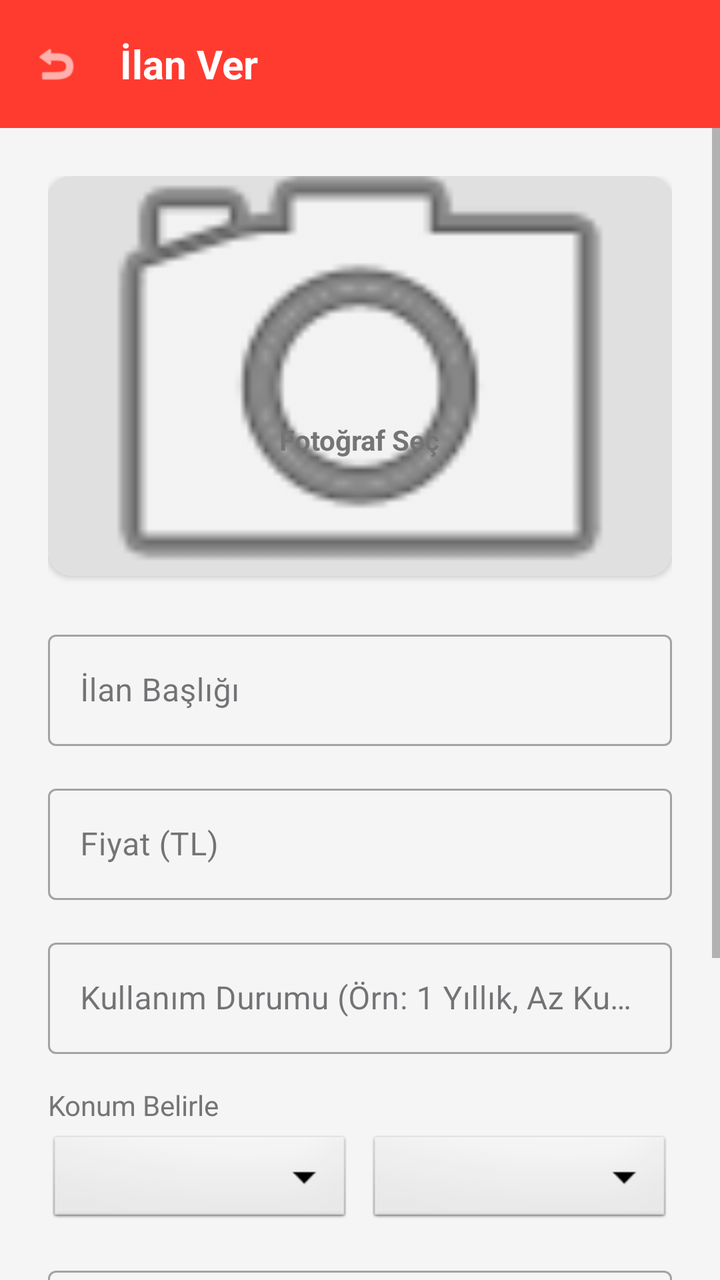
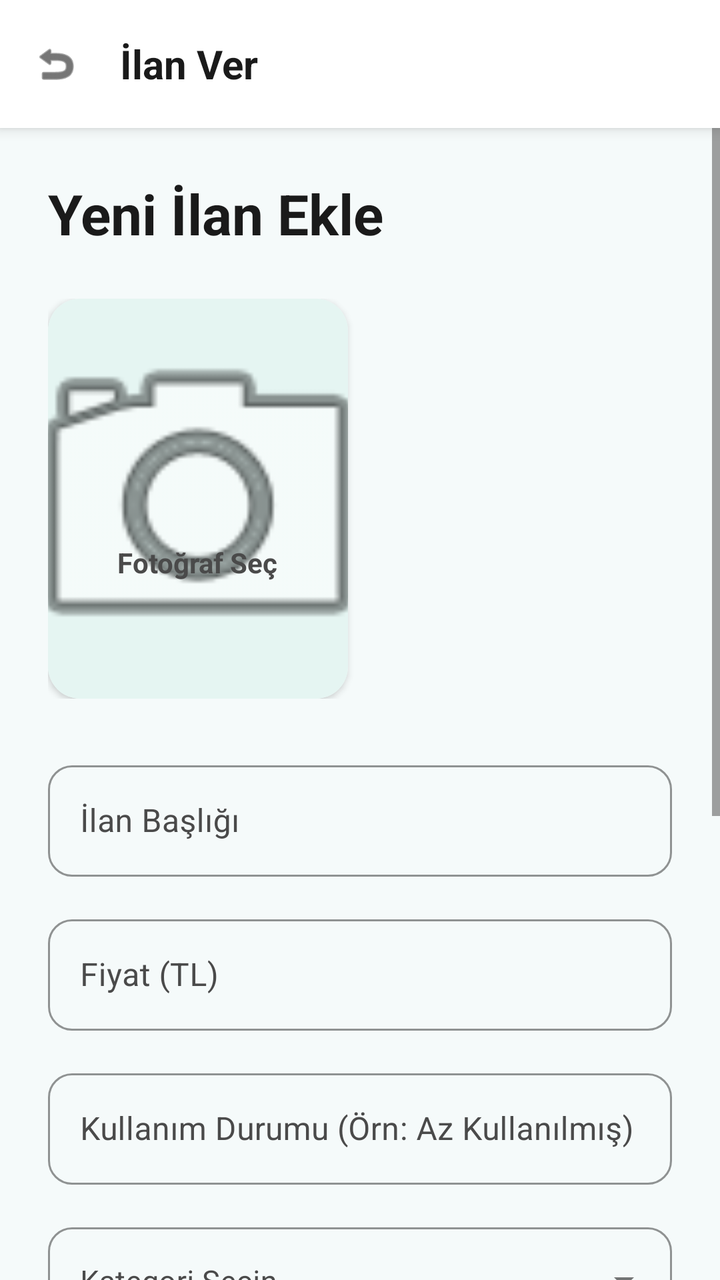

Compare the two renders of this Android layout. The source of the first and the diff that turns it into the second are given below.
<!-- AndroidManifest.xml: application theme Theme.EskiEsyaSatis -->
<!-- res/layout/activity_add_listing.xml -->
<?xml version="1.0" encoding="utf-8"?>
<LinearLayout xmlns:android="http://schemas.android.com/apk/res/android"
    xmlns:app="http://schemas.android.com/apk/res-auto"
    android:layout_width="match_parent"
    android:layout_height="match_parent"
    android:orientation="vertical"
    android:fitsSystemWindows="true"
    android:background="@color/backgroundColor">

    <LinearLayout
        android:layout_width="match_parent"
        android:layout_height="?attr/actionBarSize"
        android:background="?attr/colorPrimary"
        android:orientation="horizontal"
        android:gravity="center_vertical"
        android:padding="4dp">

        <ImageView
            android:id="@+id/btnBackAddListing"
            android:layout_width="48dp"
            android:layout_height="48dp"
            android:src="@android:drawable/ic_menu_revert"
            android:padding="12dp"
            android:background="?attr/selectableItemBackgroundBorderless"
            android:clickable="true"
            android:focusable="true"
            android:contentDescription="Geri"
            app:tint="@color/white" />

        <TextView
            android:layout_width="wrap_content"
            android:layout_height="wrap_content"
            android:text="İlan Ver"
            android:textColor="@color/white"
            android:textSize="20sp"
            android:textStyle="bold"
            android:layout_marginStart="8dp" />
    </LinearLayout>

    <ScrollView
        android:layout_width="match_parent"
        android:layout_height="match_parent"
        android:fillViewport="true">

        <LinearLayout
            android:layout_width="match_parent"
            android:layout_height="wrap_content"
            android:orientation="vertical"
            android:padding="24dp">

    <androidx.cardview.widget.CardView
        android:layout_width="match_parent"
        android:layout_height="200dp"
        app:cardCornerRadius="12dp"
        app:cardElevation="2dp"
        android:layout_marginBottom="24dp">

        <ImageView
            android:id="@+id/ivListingImage"
            android:layout_width="match_parent"
            android:layout_height="match_parent"
            android:scaleType="centerCrop"
            android:src="@android:drawable/ic_menu_camera"
            android:background="#E0E0E0" />
            
        <TextView
            android:id="@+id/tvAddPhoto"
            android:layout_width="wrap_content"
            android:layout_height="wrap_content"
            android:layout_gravity="center"
            android:layout_marginTop="32dp"
            android:text="Fotoğraf Seç"
            android:textColor="@color/textColorSecondary"
            android:textStyle="bold" />
    </androidx.cardview.widget.CardView>

    <com.google.android.material.textfield.TextInputLayout
        android:layout_width="match_parent"
        android:layout_height="wrap_content"
        android:layout_marginBottom="16dp"
        style="@style/Widget.MaterialComponents.TextInputLayout.OutlinedBox">

        <com.google.android.material.textfield.TextInputEditText
            android:id="@+id/etTitle"
            android:layout_width="match_parent"
            android:layout_height="wrap_content"
            android:hint="İlan Başlığı"
            android:inputType="text" />
    </com.google.android.material.textfield.TextInputLayout>

    <com.google.android.material.textfield.TextInputLayout
        android:layout_width="match_parent"
        android:layout_height="wrap_content"
        android:layout_marginBottom="16dp"
        style="@style/Widget.MaterialComponents.TextInputLayout.OutlinedBox">

        <com.google.android.material.textfield.TextInputEditText
            android:id="@+id/etPrice"
            android:layout_width="match_parent"
            android:layout_height="wrap_content"
            android:hint="Fiyat (TL)"
            android:inputType="numberDecimal" />
    </com.google.android.material.textfield.TextInputLayout>

    <com.google.android.material.textfield.TextInputLayout
        android:layout_width="match_parent"
        android:layout_height="wrap_content"
        android:layout_marginBottom="16dp"
        style="@style/Widget.MaterialComponents.TextInputLayout.OutlinedBox">

        <com.google.android.material.textfield.TextInputEditText
            android:id="@+id/etItemAge"
            android:layout_width="match_parent"
            android:layout_height="wrap_content"
            android:hint="Kullanım Durumu (Örn: 1 Yıllık, Az Kullanılmış)"
            android:inputType="text" />
    </com.google.android.material.textfield.TextInputLayout>

    <TextView
        android:layout_width="match_parent"
        android:layout_height="wrap_content"
        android:text="Konum Belirle"
        android:textSize="14sp"
        android:layout_marginBottom="4dp"
        android:textColor="@color/textColorSecondary" />

    <LinearLayout
        android:layout_width="match_parent"
        android:layout_height="wrap_content"
        android:orientation="horizontal"
        android:layout_marginBottom="16dp">

        <Spinner
            android:id="@+id/spinnerCity"
            android:layout_width="0dp"
            android:layout_weight="1"
            android:layout_height="48dp"
            android:background="@android:drawable/btn_dropdown"
            android:layout_marginEnd="8dp"/>

        <Spinner
            android:id="@+id/spinnerDistrict"
            android:layout_width="0dp"
            android:layout_weight="1"
            android:layout_height="48dp"
            android:background="@android:drawable/btn_dropdown"/>
    </LinearLayout>

    <com.google.android.material.textfield.TextInputLayout
        android:layout_width="match_parent"
        android:layout_height="wrap_content"
        android:layout_marginBottom="24dp"
        style="@style/Widget.MaterialComponents.TextInputLayout.OutlinedBox">

        <com.google.android.material.textfield.TextInputEditText
            android:id="@+id/etDescription"
            android:layout_width="match_parent"
            android:layout_height="120dp"
            android:gravity="top|start"
            android:hint="Açıklama"
            android:inputType="textMultiLine"
            android:lines="4" />
    </com.google.android.material.textfield.TextInputLayout>

    <com.google.android.material.button.MaterialButton
        android:id="@+id/btnPostListing"
        android:layout_width="match_parent"
        android:layout_height="60dp"
        android:text="İLANI PAYLAŞ"
        android:backgroundTint="@color/primaryColor"
        app:cornerRadius="8dp" />

        </LinearLayout>
    </ScrollView>
</LinearLayout>
<!-- resources referenced by this layout -->
<resources>
  <color name="backgroundColor">#F5F5F5</color>
  <color name="primaryColor">#FF3B30</color>
  <color name="textColorSecondary">#757575</color>
  <color name="white">#FFFFFFFF</color>
  <style name="Theme.EskiEsyaSatis" parent="Base.Theme.EskiEsyaSatis" />
  <style name="Base.Theme.EskiEsyaSatis" parent="Theme.Material3.DayNight.NoActionBar">
          
          <item name="colorPrimary">@color/primaryColor</item>
          <item name="colorPrimaryDark">@color/primaryDarkColor</item>
          <item name="colorOnPrimary">@color/white</item>
          <item name="android:windowBackground">@color/backgroundColor</item>
          <item name="android:textColorPrimary">@color/textColorPrimary</item>
          <item name="android:textColorSecondary">@color/textColorSecondary</item>
      </style>
  <color name="primaryDarkColor">#C32C23</color>
  <color name="textColorPrimary">#212121</color>
</resources>

<!-- the commit's change to res/layout/activity_add_listing.xml (unified diff, before → after) -->
@@ -10,7 +10,8 @@
     <LinearLayout
         android:layout_width="match_parent"
         android:layout_height="?attr/actionBarSize"
-        android:background="?attr/colorPrimary"
+        android:background="@color/white"
+        android:elevation="4dp"
         android:orientation="horizontal"
         android:gravity="center_vertical"
         android:padding="4dp">
@@ -25,13 +26,13 @@
             android:clickable="true"
             android:focusable="true"
             android:contentDescription="Geri"
-            app:tint="@color/white" />
+            app:tint="@color/textColorPrimary" />
 
         <TextView
             android:layout_width="wrap_content"
             android:layout_height="wrap_content"
             android:text="İlan Ver"
-            android:textColor="@color/white"
+            android:textColor="@color/textColorPrimary"
             android:textSize="20sp"
             android:textStyle="bold"
             android:layout_marginStart="8dp" />
@@ -48,127 +49,246 @@
             android:orientation="vertical"
             android:padding="24dp">
 
-    <androidx.cardview.widget.CardView
-        android:layout_width="match_parent"
-        android:layout_height="200dp"
-        app:cardCornerRadius="12dp"
-        app:cardElevation="2dp"
-        android:layout_marginBottom="24dp">
-
-        <ImageView
-            android:id="@+id/ivListingImage"
-            android:layout_width="match_parent"
-            android:layout_height="match_parent"
-            android:scaleType="centerCrop"
-            android:src="@android:drawable/ic_menu_camera"
-            android:background="#E0E0E0" />
-            
-        <TextView
-            android:id="@+id/tvAddPhoto"
-            android:layout_width="wrap_content"
-            android:layout_height="wrap_content"
-            android:layout_gravity="center"
-            android:layout_marginTop="32dp"
-            android:text="Fotoğraf Seç"
-            android:textColor="@color/textColorSecondary"
-            android:textStyle="bold" />
-    </androidx.cardview.widget.CardView>
-
-    <com.google.android.material.textfield.TextInputLayout
-        android:layout_width="match_parent"
-        android:layout_height="wrap_content"
-        android:layout_marginBottom="16dp"
-        style="@style/Widget.MaterialComponents.TextInputLayout.OutlinedBox">
-
-        <com.google.android.material.textfield.TextInputEditText
-            android:id="@+id/etTitle"
-            android:layout_width="match_parent"
-            android:layout_height="wrap_content"
-            android:hint="İlan Başlığı"
-            android:inputType="text" />
-    </com.google.android.material.textfield.TextInputLayout>
-
-    <com.google.android.material.textfield.TextInputLayout
-        android:layout_width="match_parent"
-        android:layout_height="wrap_content"
-        android:layout_marginBottom="16dp"
-        style="@style/Widget.MaterialComponents.TextInputLayout.OutlinedBox">
-
-        <com.google.android.material.textfield.TextInputEditText
-            android:id="@+id/etPrice"
-            android:layout_width="match_parent"
-            android:layout_height="wrap_content"
-            android:hint="Fiyat (TL)"
-            android:inputType="numberDecimal" />
-    </com.google.android.material.textfield.TextInputLayout>
-
-    <com.google.android.material.textfield.TextInputLayout
-        android:layout_width="match_parent"
-        android:layout_height="wrap_content"
-        android:layout_marginBottom="16dp"
-        style="@style/Widget.MaterialComponents.TextInputLayout.OutlinedBox">
-
-        <com.google.android.material.textfield.TextInputEditText
-            android:id="@+id/etItemAge"
-            android:layout_width="match_parent"
-            android:layout_height="wrap_content"
-            android:hint="Kullanım Durumu (Örn: 1 Yıllık, Az Kullanılmış)"
-            android:inputType="text" />
-    </com.google.android.material.textfield.TextInputLayout>
-
-    <TextView
-        android:layout_width="match_parent"
-        android:layout_height="wrap_content"
-        android:text="Konum Belirle"
-        android:textSize="14sp"
-        android:layout_marginBottom="4dp"
-        android:textColor="@color/textColorSecondary" />
-
-    <LinearLayout
-        android:layout_width="match_parent"
-        android:layout_height="wrap_content"
-        android:orientation="horizontal"
-        android:layout_marginBottom="16dp">
-
-        <Spinner
-            android:id="@+id/spinnerCity"
-            android:layout_width="0dp"
-            android:layout_weight="1"
-            android:layout_height="48dp"
-            android:background="@android:drawable/btn_dropdown"
-            android:layout_marginEnd="8dp"/>
-
-        <Spinner
-            android:id="@+id/spinnerDistrict"
-            android:layout_width="0dp"
-            android:layout_weight="1"
-            android:layout_height="48dp"
-            android:background="@android:drawable/btn_dropdown"/>
-    </LinearLayout>
-
-    <com.google.android.material.textfield.TextInputLayout
-        android:layout_width="match_parent"
-        android:layout_height="wrap_content"
-        android:layout_marginBottom="24dp"
-        style="@style/Widget.MaterialComponents.TextInputLayout.OutlinedBox">
-
-        <com.google.android.material.textfield.TextInputEditText
-            android:id="@+id/etDescription"
-            android:layout_width="match_parent"
-            android:layout_height="120dp"
-            android:gravity="top|start"
-            android:hint="Açıklama"
-            android:inputType="textMultiLine"
-            android:lines="4" />
-    </com.google.android.material.textfield.TextInputLayout>
-
-    <com.google.android.material.button.MaterialButton
-        android:id="@+id/btnPostListing"
-        android:layout_width="match_parent"
-        android:layout_height="60dp"
-        android:text="İLANI PAYLAŞ"
-        android:backgroundTint="@color/primaryColor"
-        app:cornerRadius="8dp" />
+            <TextView
+                android:layout_width="wrap_content"
+                android:layout_height="wrap_content"
+                android:text="Yeni İlan Ekle"
+                android:textSize="28sp"
+                android:textStyle="bold"
+                android:textColor="@color/textColorPrimary"
+                android:layout_marginBottom="24dp" />
+
+            <HorizontalScrollView
+                android:layout_width="match_parent"
+                android:layout_height="wrap_content"
+                android:scrollbars="none"
+                android:layout_marginBottom="24dp">
+                
+                <LinearLayout
+                    android:id="@+id/layoutPhotoContainer"
+                    android:layout_width="wrap_content"
+                    android:layout_height="wrap_content"
+                    android:orientation="horizontal"
+                    android:paddingBottom="4dp">
+
+                    <androidx.cardview.widget.CardView
+                        android:id="@+id/cardAddPhoto"
+                        android:layout_width="150dp"
+                        android:layout_height="200dp"
+                        app:cardCornerRadius="16dp"
+                        app:cardElevation="2dp"
+                        android:layout_marginEnd="8dp">
+
+                        <ImageView
+                            android:layout_width="match_parent"
+                            android:layout_height="match_parent"
+                            android:scaleType="centerCrop"
+                            android:src="@android:drawable/ic_menu_camera"
+                            android:background="#E5F5F2" />
+                            
+                        <TextView
+                            android:layout_width="wrap_content"
+                            android:layout_height="wrap_content"
+                            android:layout_gravity="center"
+                            android:layout_marginTop="32dp"
+                            android:text="Fotoğraf Seç"
+                            android:textColor="@color/textColorSecondary"
+                            android:textStyle="bold" />
+                    </androidx.cardview.widget.CardView>
+                </LinearLayout>
+            </HorizontalScrollView>
+
+            <com.google.android.material.textfield.TextInputLayout
+                android:layout_width="match_parent"
+                android:layout_height="wrap_content"
+                android:layout_marginBottom="16dp"
+                app:boxCornerRadiusTopStart="12dp"
+                app:boxCornerRadiusTopEnd="12dp"
+                app:boxCornerRadiusBottomStart="12dp"
+                app:boxCornerRadiusBottomEnd="12dp"
+                app:boxStrokeColor="@color/primaryColor"
+                app:hintTextColor="@color/textColorSecondary"
+                android:textColorHint="@color/textColorSecondary"
+                style="@style/Widget.MaterialComponents.TextInputLayout.OutlinedBox">
+
+                <com.google.android.material.textfield.TextInputEditText
+                    android:id="@+id/etTitle"
+                    android:layout_width="match_parent"
+                    android:layout_height="wrap_content"
+                    android:hint="İlan Başlığı"
+                    android:textColor="@color/textColorPrimary"
+                    android:textColorHint="@color/textColorSecondary"
+                    android:inputType="text" />
+            </com.google.android.material.textfield.TextInputLayout>
+
+            <com.google.android.material.textfield.TextInputLayout
+                android:layout_width="match_parent"
+                android:layout_height="wrap_content"
+                android:layout_marginBottom="16dp"
+                app:boxCornerRadiusTopStart="12dp"
+                app:boxCornerRadiusTopEnd="12dp"
+                app:boxCornerRadiusBottomStart="12dp"
+                app:boxCornerRadiusBottomEnd="12dp"
+                app:boxStrokeColor="@color/primaryColor"
+                app:hintTextColor="@color/textColorSecondary"
+                android:textColorHint="@color/textColorSecondary"
+                style="@style/Widget.MaterialComponents.TextInputLayout.OutlinedBox">
+
+                <com.google.android.material.textfield.TextInputEditText
+                    android:id="@+id/etPrice"
+                    android:layout_width="match_parent"
+                    android:layout_height="wrap_content"
+                    android:hint="Fiyat (TL)"
+                    android:textColor="@color/textColorPrimary"
+                    android:textColorHint="@color/textColorSecondary"
+                    android:inputType="numberDecimal" />
+            </com.google.android.material.textfield.TextInputLayout>
+
+            <com.google.android.material.textfield.TextInputLayout
+                android:layout_width="match_parent"
+                android:layout_height="wrap_content"
+                android:layout_marginBottom="16dp"
+                app:boxCornerRadiusTopStart="12dp"
+                app:boxCornerRadiusTopEnd="12dp"
+                app:boxCornerRadiusBottomStart="12dp"
+                app:boxCornerRadiusBottomEnd="12dp"
+                app:boxStrokeColor="@color/primaryColor"
+                app:hintTextColor="@color/textColorSecondary"
+                android:textColorHint="@color/textColorSecondary"
+                style="@style/Widget.MaterialComponents.TextInputLayout.OutlinedBox">
+
+                <com.google.android.material.textfield.TextInputEditText
+                    android:id="@+id/etItemAge"
+                    android:layout_width="match_parent"
+                    android:layout_height="wrap_content"
+                    android:hint="Kullanım Durumu (Örn: Az Kullanılmış)"
+                    android:textColor="@color/textColorPrimary"
+                    android:textColorHint="@color/textColorSecondary"
+                    android:inputType="text" />
+            </com.google.android.material.textfield.TextInputLayout>
+
+            <com.google.android.material.textfield.TextInputLayout
+                android:layout_width="match_parent"
+                android:layout_height="wrap_content"
+                android:layout_marginBottom="16dp"
+                app:boxCornerRadiusTopStart="12dp"
+                app:boxCornerRadiusTopEnd="12dp"
+                app:boxCornerRadiusBottomStart="12dp"
+                app:boxCornerRadiusBottomEnd="12dp"
+                app:boxStrokeColor="@color/primaryColor"
+                app:hintTextColor="@color/textColorSecondary"
+                android:textColorHint="@color/textColorSecondary"
+                style="@style/Widget.MaterialComponents.TextInputLayout.OutlinedBox.ExposedDropdownMenu">
+
+                <AutoCompleteTextView
+                    android:id="@+id/spinnerCategory"
+                    android:layout_width="match_parent"
+                    android:layout_height="wrap_content"
+                    android:hint="Kategori Seçin"
+                    android:textColor="@color/textColorPrimary"
+                    android:textSize="15sp"
+                    android:inputType="none"
+                    android:focusable="false" />
+            </com.google.android.material.textfield.TextInputLayout>
+
+            <TextView
+                android:layout_width="match_parent"
+                android:layout_height="wrap_content"
+                android:text="Konum Belirle"
+                android:textSize="14sp"
+                android:layout_marginBottom="4dp"
+                android:textColor="@color/textColorSecondary" />
+
+            <LinearLayout
+                android:layout_width="match_parent"
+                android:layout_height="wrap_content"
+                android:orientation="horizontal"
+                android:layout_marginBottom="16dp">
+
+                <com.google.android.material.textfield.TextInputLayout
+                    android:layout_width="0dp"
+                    android:layout_weight="1"
+                    android:layout_height="wrap_content"
+                    android:layout_marginEnd="8dp"
+                    app:boxCornerRadiusTopStart="12dp"
+                    app:boxCornerRadiusTopEnd="12dp"
+                    app:boxCornerRadiusBottomStart="12dp"
+                    app:boxCornerRadiusBottomEnd="12dp"
+                    app:boxStrokeColor="@color/primaryColor"
+                    app:hintTextColor="@color/textColorSecondary"
+                    android:textColorHint="@color/textColorSecondary"
+                    style="@style/Widget.MaterialComponents.TextInputLayout.OutlinedBox.ExposedDropdownMenu">
+
+                    <AutoCompleteTextView
+                        android:id="@+id/spinnerCity"
+                        android:layout_width="match_parent"
+                        android:layout_height="wrap_content"
+                        android:hint="İl"
+                        android:textColor="@color/textColorPrimary"
+                        android:textSize="15sp"
+                        android:inputType="none"
+                        android:focusable="false" />
+                </com.google.android.material.textfield.TextInputLayout>
+
+                <com.google.android.material.textfield.TextInputLayout
+                    android:layout_width="0dp"
+                    android:layout_weight="1"
+                    android:layout_height="wrap_content"
+                    app:boxCornerRadiusTopStart="12dp"
+                    app:boxCornerRadiusTopEnd="12dp"
+                    app:boxCornerRadiusBottomStart="12dp"
+                    app:boxCornerRadiusBottomEnd="12dp"
+                    app:boxStrokeColor="@color/primaryColor"
+                    app:hintTextColor="@color/textColorSecondary"
+                    android:textColorHint="@color/textColorSecondary"
+                    style="@style/Widget.MaterialComponents.TextInputLayout.OutlinedBox.ExposedDropdownMenu">
+
+                    <AutoCompleteTextView
+                        android:id="@+id/spinnerDistrict"
+                        android:layout_width="match_parent"
+                        android:layout_height="wrap_content"
+                        android:hint="İlçe"
+                        android:textColor="@color/textColorPrimary"
+                        android:textSize="15sp"
+                        android:inputType="none"
+                        android:focusable="false" />
+                </com.google.android.material.textfield.TextInputLayout>
+            </LinearLayout>
+
+            <com.google.android.material.textfield.TextInputLayout
+                android:layout_width="match_parent"
+                android:layout_height="wrap_content"
+                android:layout_marginBottom="32dp"
+                app:boxCornerRadiusTopStart="12dp"
+                app:boxCornerRadiusTopEnd="12dp"
+                app:boxCornerRadiusBottomStart="12dp"
+                app:boxCornerRadiusBottomEnd="12dp"
+                app:boxStrokeColor="@color/primaryColor"
+                app:hintTextColor="@color/textColorSecondary"
+                android:textColorHint="@color/textColorSecondary"
+                style="@style/Widget.MaterialComponents.TextInputLayout.OutlinedBox">
+
+                <com.google.android.material.textfield.TextInputEditText
+                    android:id="@+id/etDescription"
+                    android:layout_width="match_parent"
+                    android:layout_height="120dp"
+                    android:gravity="top|start"
+                    android:hint="Açıklama"
+                    android:textColor="@color/textColorPrimary"
+                    android:textColorHint="@color/textColorSecondary"
+                    android:inputType="textMultiLine"
+                    android:lines="4" />
+            </com.google.android.material.textfield.TextInputLayout>
+
+            <com.google.android.material.button.MaterialButton
+                android:id="@+id/btnPostListing"
+                android:layout_width="match_parent"
+                android:layout_height="64dp"
+                android:text="İLANI PAYLAŞ"
+                android:textSize="18sp"
+                android:textStyle="bold"
+                android:backgroundTint="@color/primaryColor"
+                app:cornerRadius="16dp" />
 
         </LinearLayout>
     </ScrollView>
<!-- resource entries referenced after the edit -->
@@ -1,20 +1,26 @@
 <!-- resources referenced by this layout -->
 <resources>
-  <color name="backgroundColor">#F5F5F5</color>
-  <color name="primaryColor">#FF3B30</color>
-  <color name="textColorSecondary">#757575</color>
+  <color name="backgroundColor">#F5FAFA</color>
+  <color name="primaryColor">#3AAFA9</color>
+  <color name="textColorSecondary">#4A4A4A</color>
   <color name="white">#FFFFFFFF</color>
   <style name="Theme.EskiEsyaSatis" parent="Base.Theme.EskiEsyaSatis" />
-  <style name="Base.Theme.EskiEsyaSatis" parent="Theme.Material3.DayNight.NoActionBar">
-          
+  <style name="Base.Theme.EskiEsyaSatis" parent="Theme.Material3.Light.NoActionBar">
           <item name="colorPrimary">@color/primaryColor</item>
           <item name="colorPrimaryDark">@color/primaryDarkColor</item>
           <item name="colorOnPrimary">@color/white</item>
+          <item name="colorAccent">@color/accentColor</item>
           <item name="android:windowBackground">@color/backgroundColor</item>
           <item name="android:textColorPrimary">@color/textColorPrimary</item>
           <item name="android:textColorSecondary">@color/textColorSecondary</item>
+          <item name="android:editTextColor">@color/textColorPrimary</item>
+          <item name="android:textColorHint">@color/textColorSecondary</item>
+          <item name="android:statusBarColor">@color/primaryDarkColor</item>
+          <item name="colorOnSurface">@color/textColorPrimary</item>
+          <item name="colorOnBackground">@color/textColorPrimary</item>
       </style>
-  <color name="primaryDarkColor">#C32C23</color>
-  <color name="textColorPrimary">#212121</color>
+  <color name="primaryDarkColor">#2D8F8A</color>
+  <color name="accentColor">#6DC99D</color>
+  <color name="textColorPrimary">#1A1A1A</color>
 </resources>
 
